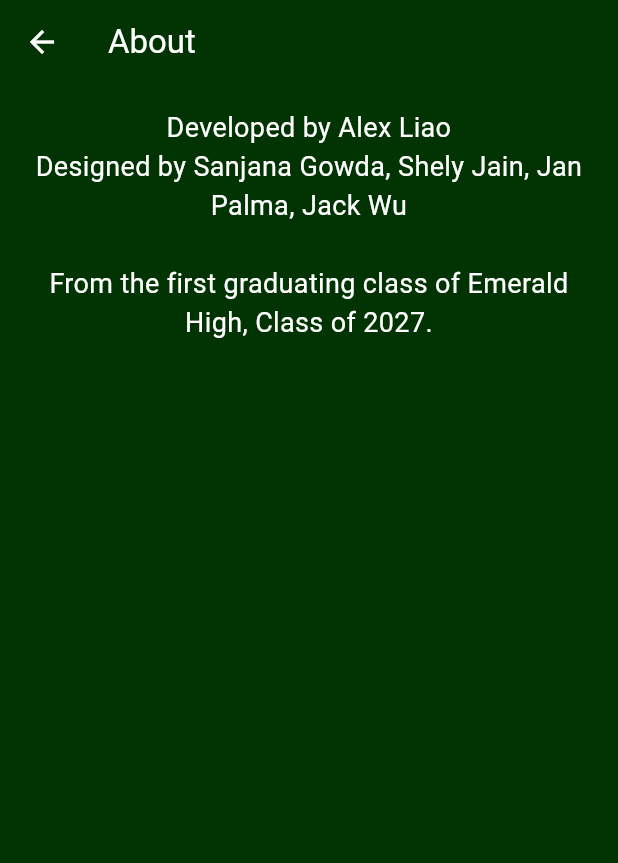
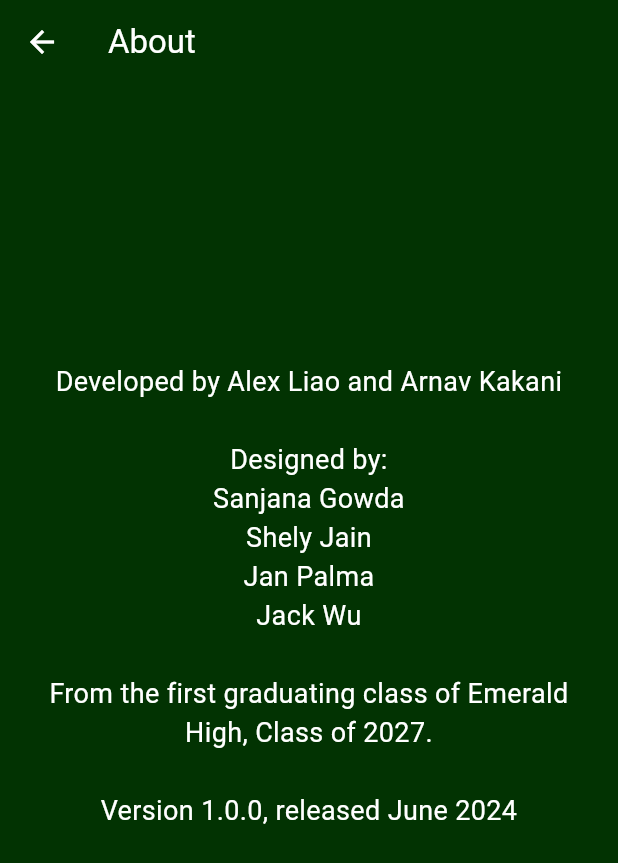
Before and after one commit to alexliao95311/ehs-bell-schedule, a Flutter app: the AboutPage screen opened directly, on a phone screen of 412 x 824 dp. Shown: the top 863 px of the screen. Run offline on Flutter 3.47's test engine with Material 3 defaults, Android fonts, the phone set to English and light mode, and no system bars; our stand-ins replace awesome_notifications.

Commit message:
final version 1.0.0

```diff
--- a/lib/main.dart
+++ b/lib/main.dart
@@ -770,18 +770,25 @@
         iconTheme: const IconThemeData(color: Colors.white), // Make the back arrow white
       ),
       body: Center(
-        child: Container(
-          margin: const EdgeInsets.all(16.0),
-          alignment: Alignment.topCenter,
-          child: const Text(
-            'Developed by Alex Liao\n'
-                'Designed by Sanjana Gowda, Shely Jain, Jan Palma, Jack Wu\n\n'
-                'From the first graduating class of Emerald High, Class of 2027.',
-            style: TextStyle(
-              color: Colors.white,
-              fontSize: 18.0,
-            ),
-            textAlign: TextAlign.center,
+        child: Padding(
+          padding: const EdgeInsets.all(16.0),
+          child: Column(
+            mainAxisAlignment: MainAxisAlignment.center,
+            children: const [
+              Spacer(flex: 2),
+              Text(
+                'Developed by Alex Liao and Arnav Kakani\n\n'
+                'Designed by: \nSanjana Gowda\nShely Jain\nJan Palma\nJack Wu\n\n'
+                'From the first graduating class of Emerald High, Class of 2027.\n\n'
+                'Version 1.0.0, released June 2024',
+                style: TextStyle(
+                  color: Colors.white,
+                  fontSize: 18.0,
+                ),
+                textAlign: TextAlign.center,
+              ),
+              Spacer(flex: 3),
+            ],
           ),
         ),
       ),
@@ -812,7 +819,7 @@
 
     return Scaffold(
       appBar: AppBar(
-        title: const Text('Information', style: TextStyle(color: Colors.white)),
+        title: const Text('All Schedules', style: TextStyle(color: Colors.white)),
         backgroundColor: Color.fromARGB(255, 2, 51, 2),
         iconTheme: const IconThemeData(color: Colors.white), // Make the back arrow white
       ),
```
Also changed, not shown: 1 other file.
